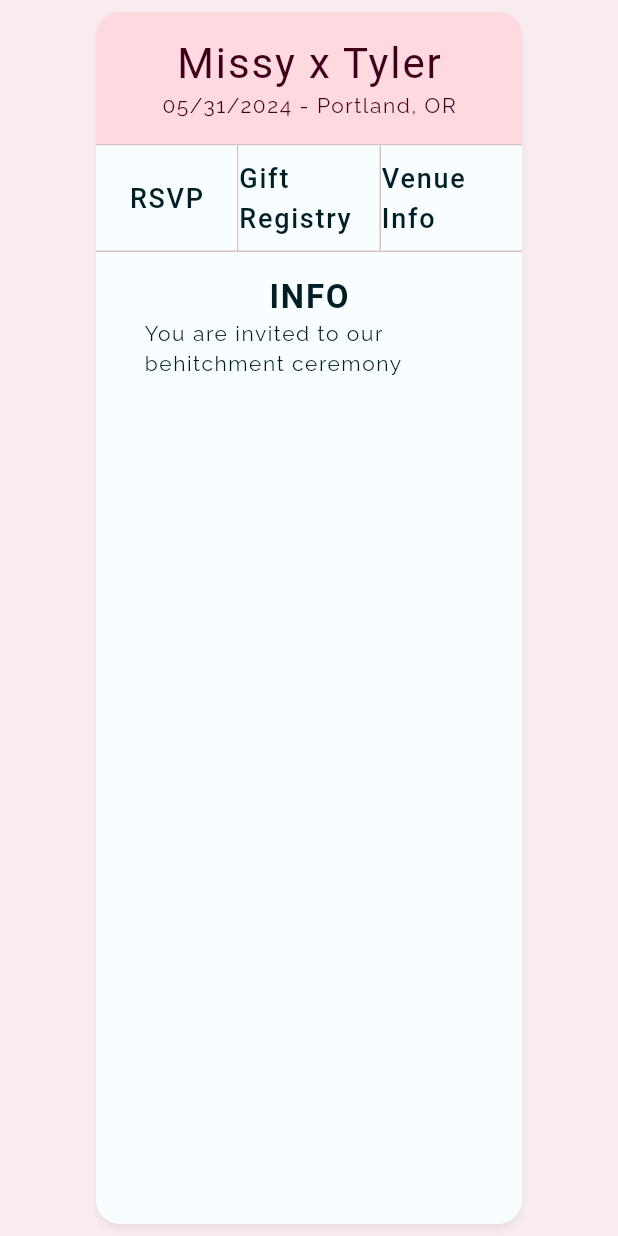
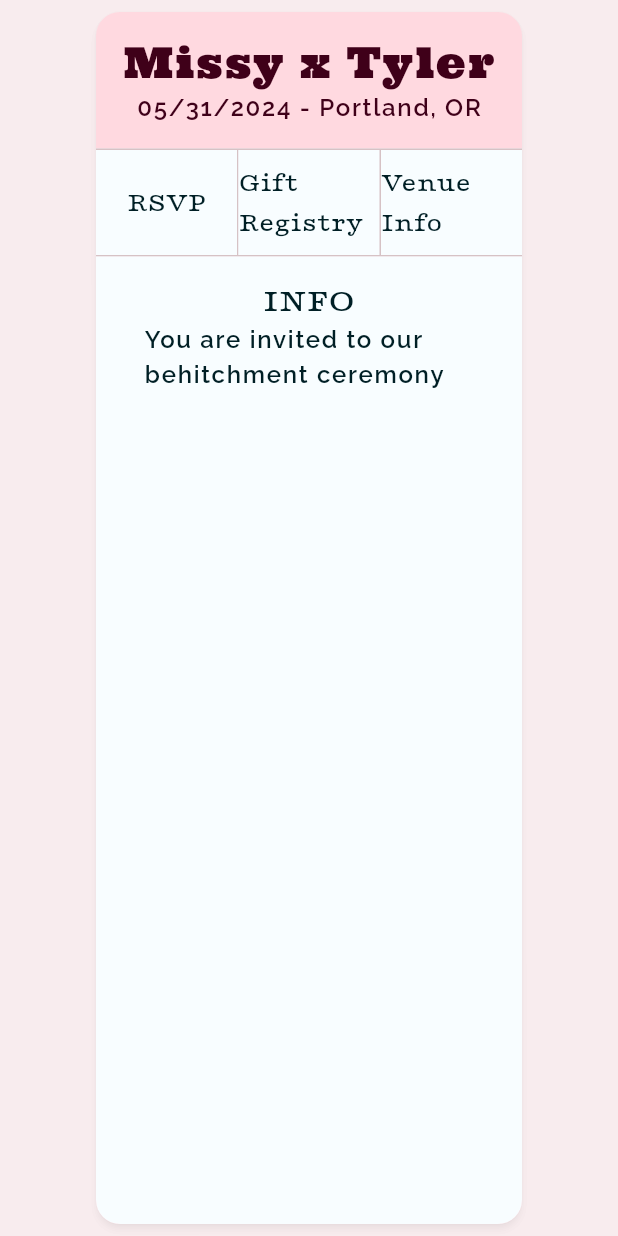
Before and after one commit to TNorbury/wedding_site, a Flutter app: the screen it shows after launch, on a phone screen of 412 x 824 dp. Run offline on Flutter 3.47's test engine with Material 3 defaults, Android fonts, the light colour scheme and no system bars; our stand-ins replace cloud_firestore, firebase_core, flutter_riverpod, freezed_annotation, go_router; accounts and stored records are empty; generated files the repository leaves out were written again.

Commit message:
bundle fonts with site

```diff
--- a/lib/theme/theme.dart
+++ b/lib/theme/theme.dart
@@ -1,5 +1,4 @@
 import 'package:flutter/material.dart';
-import 'package:google_fonts/google_fonts.dart';
 import 'package:wedding_site/theme/color_scheme.dart';
 
 ThemeData themeForBrightness(Brightness brightness) {
@@ -12,55 +11,62 @@ ThemeData themeForBrightness(Brightness brightness) {
     useMaterial3: true,
     colorScheme: colorScheme,
     textTheme: TextTheme(
-      headlineMedium: GoogleFonts.ultra(
+      headlineMedium: TextStyle(
+        fontFamily: "Ultra",
         fontWeight: FontWeight.w400,
         color: colorScheme.onSurface,
         fontSize: 28,
         letterSpacing: 1.25,
       ),
-      titleMedium: GoogleFonts.playfair(
+      titleMedium: TextStyle(
+        fontFamily: "Playfair",
         fontWeight: FontWeight.w500,
-        letterSpacing: 1.15,
         fontSize: 18,
         color: colorScheme.onSurface,
       ),
-      titleLarge: GoogleFonts.playfair(
+      titleLarge: TextStyle(
+        fontFamily: "Playfair",
         fontWeight: FontWeight.w600,
-        letterSpacing: 1.15,
         fontSize: 22,
         color: colorScheme.onSurface,
       ),
-      bodyLarge: GoogleFonts.raleway(
-        fontWeight: FontWeight.w400,
-        letterSpacing: 1.05,
+      bodyLarge: TextStyle(
+        fontFamily: "Raleway",
+        fontWeight: FontWeight.w600,
+        letterSpacing: 1.25,
+        fontSize: 18,
+        color: colorScheme.onSurface,
+      ),
+      bodyMedium: TextStyle(
+        fontFamily: "Raleway",
+        fontWeight: FontWeight.w600,
+        letterSpacing: 1.15,
         fontSize: 16,
         color: colorScheme.onSurface,
       ),
-      bodyMedium: GoogleFonts.raleway(
-        fontWeight: FontWeight.w400,
-        letterSpacing: 1.025,
+      bodySmall: TextStyle(
+        fontFamily: "Raleway",
+        fontWeight: FontWeight.w600,
+        letterSpacing: 1.04,
         fontSize: 14,
         color: colorScheme.onSurface,
       ),
-      bodySmall: GoogleFonts.raleway(
-        fontWeight: FontWeight.w400,
-        letterSpacing: 1.04,
-        fontSize: 12,
-        color: colorScheme.onSurface,
-      ),
-      labelLarge: GoogleFonts.raleway(
+      labelLarge: TextStyle(
+        fontFamily: "Raleway",
         fontWeight: FontWeight.w500,
         letterSpacing: 1.01,
         fontSize: 14,
         color: colorScheme.onSurface,
       ),
-      labelMedium: GoogleFonts.raleway(
+      labelMedium: TextStyle(
+        fontFamily: "Raleway",
         fontWeight: FontWeight.w500,
         letterSpacing: 1.05,
         fontSize: 12,
         color: colorScheme.onSurface,
       ),
-      labelSmall: GoogleFonts.raleway(
+      labelSmall: TextStyle(
+        fontFamily: "Raleway",
         fontWeight: FontWeight.w500,
         letterSpacing: 1.05,
         fontSize: 11,
```
Also changed, not shown: pubspec.yaml (+11 -0 lines), assets/fonts/Playfair.ttf (added), assets/fonts/Raleway.ttf (added), assets/fonts/Ultra-Regular.ttf (added).
